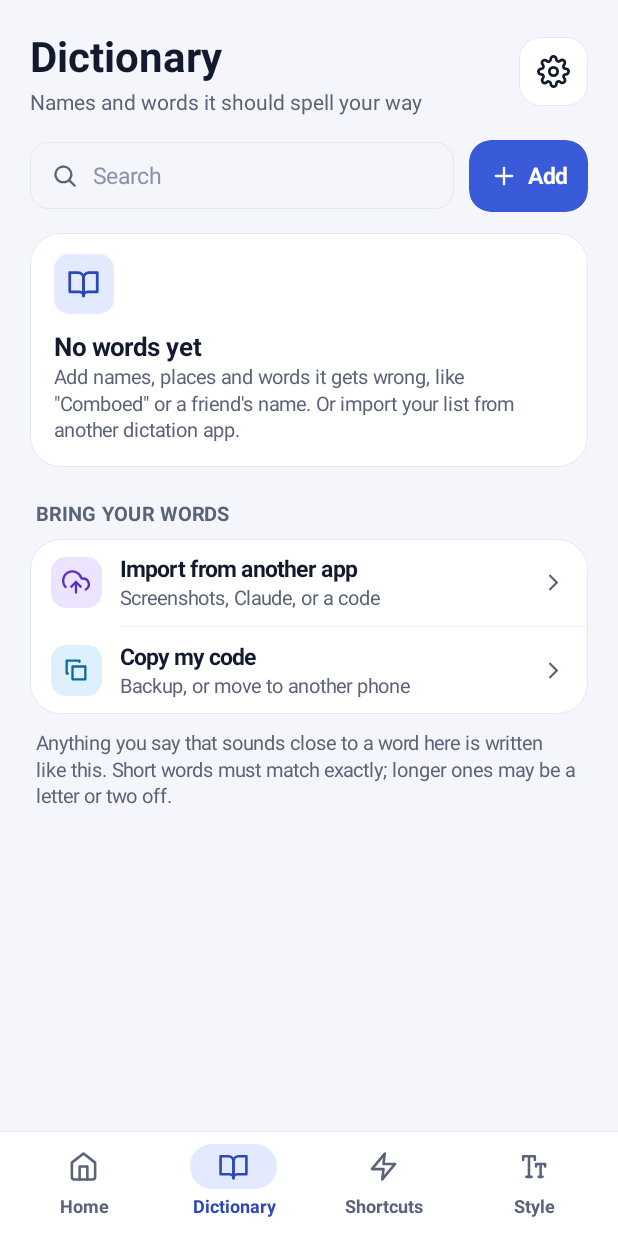
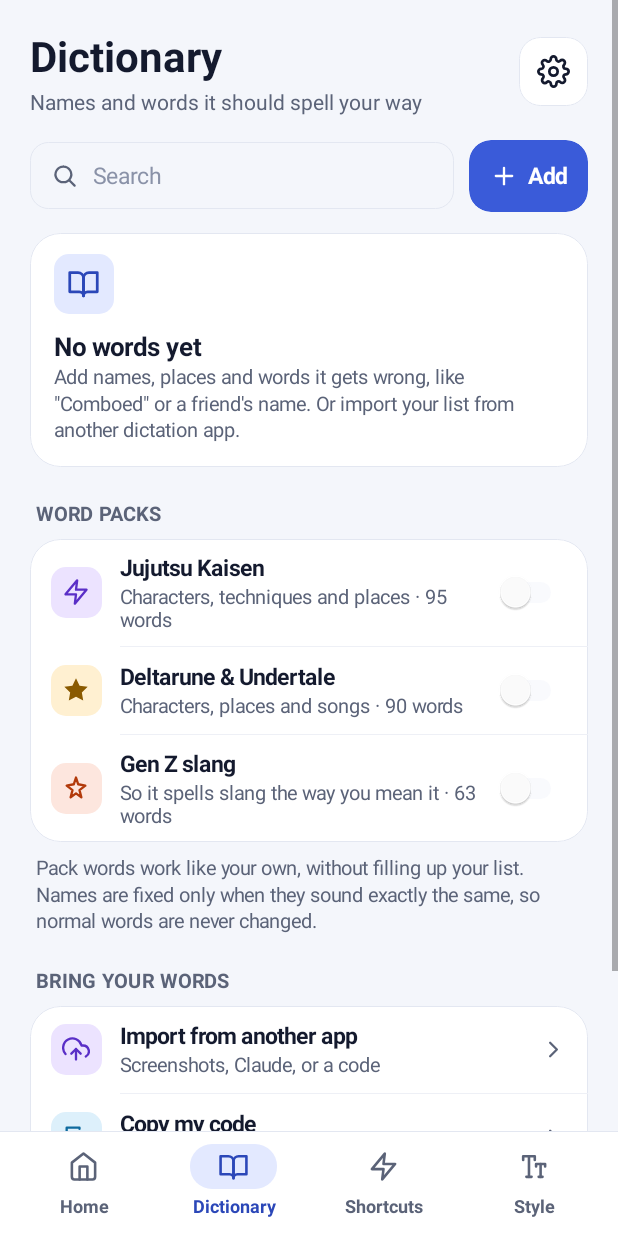
Before and after one commit to alonhasfri/combo-checker, an Android app: the screen it shows after launch (DictionaryActivity), after a tap on "Dictionary", on a phone screen of 412 x 824 dp. Run offline under Robolectric (Android 15) with nearby library versions, the phone set to English and light mode, and no system bars; 2 other taps on this screen came first.

Commit message:
Voice Bubble: much faster transcription, English models, word packs, Gen Z style
Speed:
- Encode only the length actually spoken (audio_ctx = 50/s + margin, min 512) instead of
  Whisper's fixed 30 s window, and decode greedily; Settings → Extra accuracy restores the full
  window with beam search 3
- English-only models (small.en, base.en) added and the default for new installs; English
  models are always told "en", so the fast model no longer mis-detects the language

Words:
- Word packs (Jujutsu Kaisen, Deltarune & Undertale, Gen Z slang): names are corrected only on
  an exact sound match (1-2 letters for long names) so words like "undone" or "Chris" stay;
  terms and slang are only given to Whisper as hints. Packs share the prompt round-robin.
- Style "gen z": no caps, no punctuation, and tbh / fr / ngl / omg / idk / rn / brb / omw …

Tests cover pack correction, the Gen Z style and the audio window size.

Co-Authored-By: Claude Opus 5.5 <noreply@anthropic.com>
Claude-Session: https://claude.ai/code/session_01QaaPNRw78REHwujBhFean9

```diff
--- a/voice-bubble/app/src/main/java/com/voicebubble/DictionaryActivity.kt
+++ b/voice-bubble/app/src/main/java/com/voicebubble/DictionaryActivity.kt
@@ -40,6 +40,18 @@ class DictionaryActivity : Screen() {
         list = l
         page.addView(l, Ui.lp(this, 14))
         fillList()
+
+        // Ready-made packs: one switch adds all their words.
+        page.addView(Ui.sectionTitle(this, "Word packs"))
+        page.addView(Ui.group(this, Packs.all.map { pk ->
+            Ui.switchRow(this, pk.icon, pk.tone, pk.title, "${pk.sub} · ${pk.size} words", Packs.isOn(this, pk)) { on ->
+                Packs.setOn(this, pk, on)
+                toast(if (on) "${pk.title} words added" else "${pk.title} words removed")
+            }
+        }))
+        page.addView(Ui.note(this, "Pack words work like your own, without filling up your list. " +
+                "Names are fixed only when they sound exactly the same, so normal words are never changed.")
+            .apply { setPaddingRelative(dp(4), dp(8), dp(4), 0) })
 
         page.addView(Ui.sectionTitle(this, "Bring your words"))
         page.addView(Ui.group(this, listOf(
--- a/voice-bubble/app/src/main/java/com/voicebubble/ModelActivity.kt
+++ b/voice-bubble/app/src/main/java/com/voicebubble/ModelActivity.kt
@@ -24,7 +24,8 @@ class ModelActivity : Screen() {
         val prefs = Prefs(this)
         val page = Ui.page(this)
         page.addView(Ui.backHeader(this, "Speech model"))
-        page.addView(Ui.note(this, "The model turns your voice into text, right on your phone. It's downloaded once; after that it works offline.")
+        page.addView(Ui.note(this, "The model turns your voice into text, right on your phone. It's downloaded once; after that it works offline. " +
+                "If you speak English, pick an English model: they're more accurate and never mistake your language.")
             .apply { setPaddingRelative(dp(4), dp(14), dp(4), 0) })
 
         Models.all.forEach { m ->
@@ -33,7 +34,8 @@ class ModelActivity : Screen() {
             val card = Ui.paddedCard(this)
             (card.background as GradientDrawable).setStroke(dp(if (chosen) 2 else 1), if (chosen) p.accent else p.border)
             val head = LinearLayout(this).apply { orientation = LinearLayout.HORIZONTAL; gravity = Gravity.CENTER_VERTICAL }
-            head.addView(Ui.tile(this, if (m.id == "small") R.drawable.ui_target else R.drawable.ui_zap, if (m.id == "small") "purple" else "orange"))
+            val accurate = m.id.startsWith("small")
+            head.addView(Ui.tile(this, if (accurate) R.drawable.ui_target else R.drawable.ui_zap, if (accurate) "purple" else "orange"))
             val col = LinearLayout(this).apply {
                 orientation = LinearLayout.VERTICAL
                 setPaddingRelative(dp(12), 0, dp(8), 0)
--- /dev/null
+++ b/voice-bubble/app/src/main/java/com/voicebubble/Packs.kt
@@ -0,0 +1,83 @@
+package com.voicebubble
+
+import android.content.Context
+
+/**
+ * Ready-made word packs: switch one on and its words count as part of your dictionary.
+ *
+ * - names: proper nouns. Given to Whisper and corrected when it writes something that sounds
+ *   the same (strictly, so normal words aren't changed).
+ * - hints: ordinary words and phrases (slang, terms). Only given to Whisper as a hint, never
+ *   used to change other words, so "mowing" never turns into "mewing".
+ */
+object Packs {
+    class Pack(val id: String, val title: String, val sub: String, val icon: Int, val tone: String,
+               val names: List<String>, val hints: List<String>) {
+        val size get() = names.size + hints.size
+    }
+
+    val jjk = Pack(
+        "jjk", "Jujutsu Kaisen", "Characters, techniques and places", R.drawable.ui_zap, "purple",
+        names = listOf(
+            "Jujutsu Kaisen", "Yuji Itadori", "Itadori", "Megumi Fushiguro", "Fushiguro", "Nobara Kugisaki", "Kugisaki",
+            "Satoru Gojo", "Gojo", "Ryomen Sukuna", "Sukuna", "Suguru Geto", "Geto", "Kento Nanami", "Nanami",
+            "Maki Zenin", "Mai Zenin", "Zenin", "Toge Inumaki", "Inumaki", "Yuta Okkotsu", "Okkotsu", "Rika Orimoto",
+            "Kenjaku", "Mahito", "Jogo", "Hanami", "Dagon", "Choso", "Aoi Todo", "Todo", "Noritoshi Kamo",
+            "Kasumi Miwa", "Mechamaru", "Momo Nishimiya", "Masamichi Yaga", "Shoko Ieiri", "Ijichi", "Toji Fushiguro",
+            "Naoya Zenin", "Naobito Zenin", "Hiromi Higuruma", "Higuruma", "Hajime Kashimo", "Kashimo",
+            "Kinji Hakari", "Hakari", "Kirara Hoshi", "Takaba", "Hana Kurusu", "Yorozu", "Ryu Ishigori", "Takako Uro",
+            "Uraume", "Yuki Tsukumo", "Mei Mei", "Riko Amanai", "Tengen", "Utahime Iori", "Gakuganji", "Kusakabe",
+            "Mahoraga", "Domain Expansion", "Infinite Void", "Malevolent Shrine", "Hollow Purple", "Black Flash",
+            "Reverse Cursed Technique", "Six Eyes", "Ten Shadows", "Chimera Shadow Garden", "Shibuya Incident",
+            "Culling Game", "Jujutsu High", "Heian", "Fuga", "Gege Akutami",
+        ),
+        hints = listOf(
+            "cursed energy", "cursed technique", "cursed spirit", "curse user", "jujutsu sorcerer", "Limitless",
+            "Simple Domain", "Binding Vow", "Heavenly Restriction", "Boogie Woogie", "Cleave", "Dismantle",
+            "Divine Dogs", "Nue", "Idle Transfiguration", "Nah I'd win", "Stand proud", "throughout heaven and earth",
+        ),
+    )
+
+    val toby = Pack(
+        "toby", "Deltarune & Undertale", "Characters, places and songs", R.drawable.ui_star, "gold",
+        names = listOf(
+            "Undertale", "Deltarune", "Toby Fox", "Frisk", "Chara", "Flowey", "Toriel", "Asgore", "Asriel", "Dreemurr",
+            "Sans", "Papyrus", "Undyne", "Alphys", "Mettaton", "Napstablook", "Muffet", "Grillby", "Gaster",
+            "W. D. Gaster", "Temmie", "Monster Kid", "Mad Dummy", "Gerson", "Burgerpants", "Snowdin", "Hotland",
+            "New Home", "True Lab", "Megalovania", "Bonetrousle", "Spear of Justice", "Hopes and Dreams",
+            "Kris", "Susie", "Ralsei", "Noelle", "Berdly", "Lancer", "Rouxls Kaard", "Jevil", "Spamton",
+            "Spamton NEO", "Tenna", "Roaring Knight", "Rudinn", "Hathy", "K. Round", "Tasque Manager", "Swatchling",
+            "Werewire", "Mauswheel", "Sweet Cap'n Cakes", "Card Castle", "Cyber City", "Castle Town", "Hometown",
+            "Darkner", "Lightner", "Snowgrave", "Kromer", "BIG SHOT", "Pipis", "Starwalker", "Catti", "Jockington",
+            "Alvin", "Dark World", "Light World", "Field of Hopes and Dreams", "Scarlet Forest", "Queen's Mansion",
+        ),
+        hints = listOf(
+            "Determination", "Pacifist", "Genocide", "the Underground", "the Ruins", "Waterfall", "the Fountain",
+            "King", "Queen", "Seam", "Clover", "Titan", "Mike", "Weird Route", "Freezing Ring", "Thorn Ring",
+            "Hammer of Justice", "Knight",
+        ),
+    )
+
+    val genz = Pack(
+        "genz", "Gen Z slang", "So it spells slang the way you mean it", R.drawable.ui_spark, "orange",
+        names = listOf("Skibidi", "Fanum tax", "Ohio", "GOAT", "IJBOL"),
+        hints = listOf(
+            "rizz", "rizzler", "no cap", "cap", "bussin", "slay", "delulu", "sus", "gyatt", "sigma", "aura", "mewing",
+            "glazing", "yapping", "cooked", "based", "ratio", "mid", "bet", "fr", "ngl", "tbh", "lowkey", "highkey",
+            "it's giving", "ate", "periodt", "situationship", "NPC", "main character", "era", "vibe check",
+            "understood the assignment", "touch grass", "goated", "ick", "bruh", "sheesh", "oomf", "iykyk",
+            "stan", "simp", "red flag", "green flag", "beige flag", "brainrot", "aura points", "mogging",
+            "looksmaxxing", "crash out", "opp", "pookie", "demure", "unc", "chopped", "tweaking", "huzz", "six seven",
+        ),
+    )
+
+    val all = listOf(jjk, toby, genz)
+
+    private fun sp(c: Context) = c.getSharedPreferences("words", Context.MODE_PRIVATE)
+    fun isOn(c: Context, p: Pack) = sp(c).getBoolean("pack_${p.id}", false)
+    fun setOn(c: Context, p: Pack, on: Boolean) = sp(c).edit().putBoolean("pack_${p.id}", on).apply()
+
+    fun enabled(c: Context) = all.filter { isOn(c, it) }
+    fun names(c: Context) = enabled(c).flatMap { it.names }
+    fun hints(c: Context) = enabled(c).flatMap { it.hints }
+}
--- a/voice-bubble/app/src/main/java/com/voicebubble/Prefs.kt
+++ b/voice-bubble/app/src/main/java/com/voicebubble/Prefs.kt
@@ -3,15 +3,23 @@ package com.voicebubble
 import android.content.Context
 import java.io.File
 
-data class Model(val id: String, val title: String, val detail: String, val file: String, val bytes: Long) {
+data class Model(
+    val id: String, val title: String, val detail: String, val file: String, val bytes: Long,
+    /** English-only models are more accurate in English and never mis-guess the language. */
+    val englishOnly: Boolean = false,
+) {
     val url get() = "https://huggingface.co/ggerganov/whisper.cpp/resolve/main/$file"
 }
 
 object Models {
     val all = listOf(
-        Model("small", "Accurate (recommended)", "Whisper small · 190 MB · a few seconds per sentence",
+        Model("small.en", "Accurate · English (recommended)", "Whisper small, English only · 190 MB · best results",
+            "ggml-small.en-q5_1.bin", 190_098_681L, englishOnly = true),
+        Model("base.en", "Fast · English", "Whisper base, English only · 60 MB · quickest",
+            "ggml-base.en-q5_1.bin", 59_721_011L, englishOnly = true),
+        Model("small", "Accurate · all languages", "Whisper small · 190 MB · Hebrew, German and more",
             "ggml-small-q5_1.bin", 190_085_487L),
-        Model("base", "Fast", "Whisper base · 60 MB · quicker, more mistakes",
+        Model("base", "Fast · all languages", "Whisper base · 60 MB · quick but makes more mistakes",
             "ggml-base-q5_1.bin", 59_707_625L),
     )
     fun byId(id: String?) = all.firstOrNull { it.id == id } ?: all[0]
@@ -31,8 +39,12 @@ object Langs {
 class Prefs(ctx: Context) {
     private val p = ctx.getSharedPreferences("voice", Context.MODE_PRIVATE)
     var modelId: String
-        get() = p.getString("model", "small")!!
+        get() = p.getString("model", "small.en")!!
         set(v) = p.edit().putString("model", v).apply()
+    /** Slower but more careful: full 30 s window and several guesses. */
+    var extraAccuracy: Boolean
+        get() = p.getBoolean("extraAcc", false)
+        set(v) = p.edit().putBoolean("extraAcc", v).apply()
     var lang: String
         get() = p.getString("lang", "auto")!!
         set(v) = p.edit().putString("lang", v).apply()
```
Also changed, not shown: voice-bubble/app/src/main/java/com/voicebubble/BubbleService.kt (+6 -3 lines), voice-bubble/app/src/main/java/com/voicebubble/SettingsActivity.kt (+12 -2 lines), voice-bubble/app/src/main/java/com/voicebubble/Styles.kt (+19 -0 lines), voice-bubble/app/src/main/java/com/voicebubble/Whisper.kt (+18 -3 lines), voice-bubble/app/src/main/java/com/voicebubble/Words.kt (+23 -8 lines), 4 other files.
